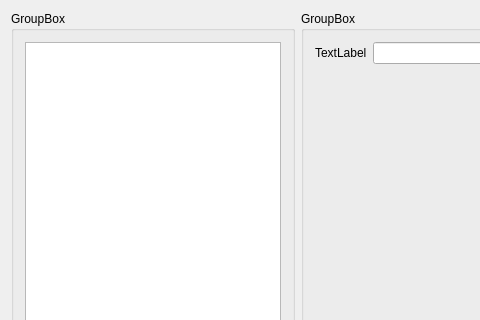
This is mainwindow.ui in lavigne958/Train_DisplayRegisteredList as Qt 5 draws it before an edit; both pictures show x 0 to 480 and y 0 to 320 of the 961 by 635 pixel window. The edited form follows.
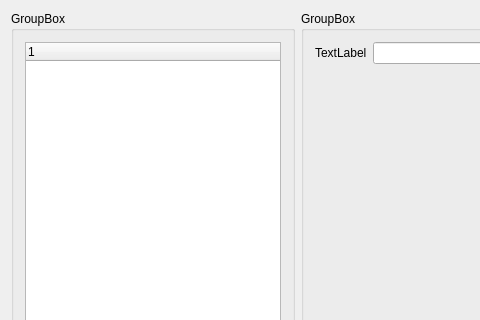
This is the edited form.

Commit message:
fill tree with sample inputs
fille the tree with some useless inputs just to see result and how to fill
the tree object.

Patch:
```diff
--- a/mainwindow.ui
+++ b/mainwindow.ui
@@ -34,7 +34,7 @@
       </property>
       <layout class="QVBoxLayout" name="verticalLayout_2">
        <item>
-        <widget class="QTreeView" name="competitorsTree">
+        <widget class="QTreeWidget" name="competitorsTree">
          <property name="sizePolicy">
           <sizepolicy hsizetype="Preferred" vsizetype="Preferred">
            <horstretch>0</horstretch>
```
The commit also changes 2 other files.
